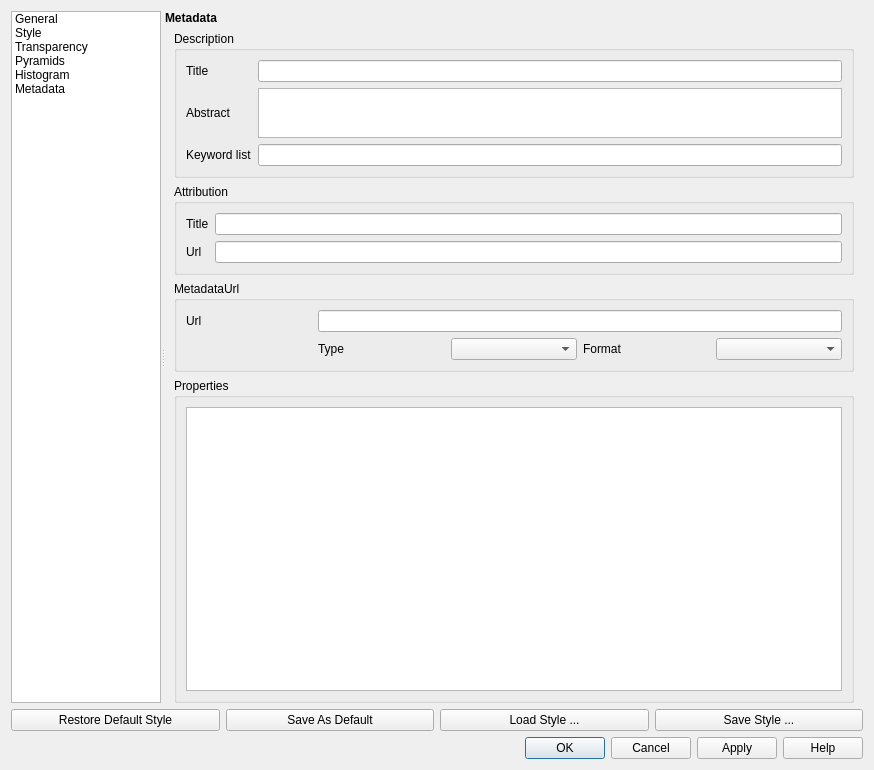
Before: the Qt Designer form src/ui/qgsrasterlayerpropertiesbase.ui in qgis/QGIS, drawn with Qt 5.
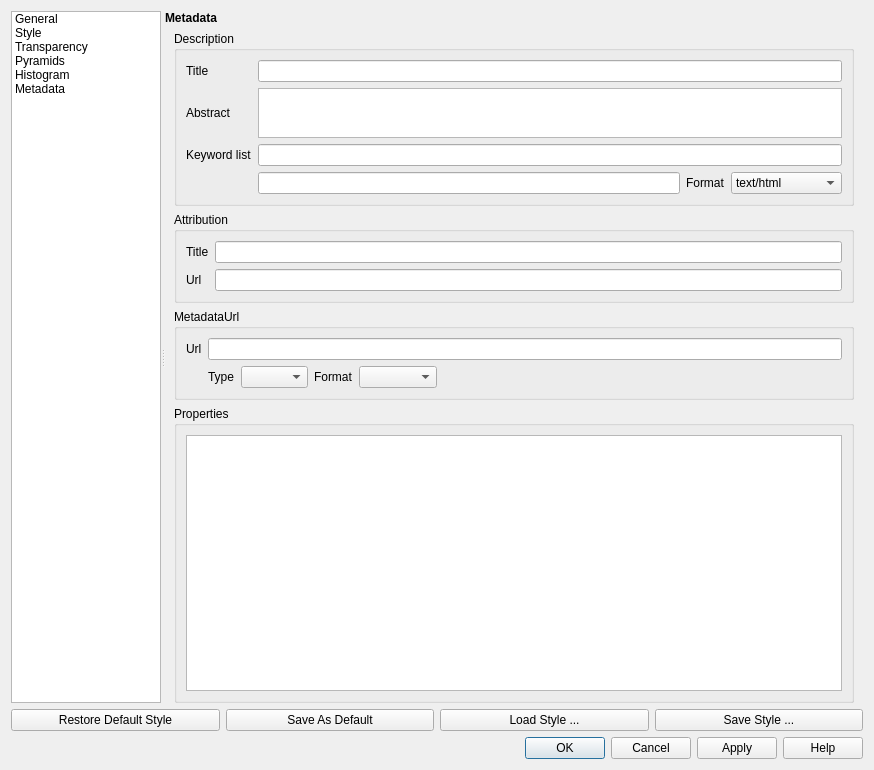
After: the same form once the commit is applied. The open tabs and pages were chosen to show the change. Icons and pictures are not drawn. Custom widgets are drawn as their Qt base class.

Commit message:
[FEATURE] Add DataUrl to layer's metadata
Like keyword list, attribution and metadata url, this information is
used by QGIS Server in WMS GetCapabilities and GetContext Request.
The user can add an url where he can find information about the layer.

The edit to the form file:
```diff
--- a/src/ui/qgsrasterlayerpropertiesbase.ui
+++ b/src/ui/qgsrasterlayerpropertiesbase.ui
@@ -1909,6 +1909,39 @@
                   <item row="5" column="1">
                    <widget class="QLineEdit" name="mLayerKeywordListLineEdit"/>
                   </item>
+                  <item row="6" column="1">
+                   <layout class="QHBoxLayout" name="horizontalLayout_7">
+                    <item>
+                     <widget class="QLineEdit" name="mLayerDataUrlLineEdit"/>
+                    </item>
+                    <item>
+                     <widget class="QLabel" name="mLayerDataUrlFormatLabel">
+                      <property name="text">
+                       <string>Format</string>
+                      </property>
+                     </widget>
+                    </item>
+                    <item>
+                     <widget class="QComboBox" name="mLayerDataUrlFormatComboBox">
+                      <item>
+                       <property name="text">
+                        <string notr="true">text/html</string>
+                       </property>
+                      </item>
+                      <item>
+                       <property name="text">
+                        <string notr="true">text/plain</string>
+                       </property>
+                      </item>
+                      <item>
+                       <property name="text">
+                        <string notr="true">application/pdf</string>
+                       </property>
+                      </item>
+                     </widget>
+                    </item>
+                   </layout>
+                  </item>
                  </layout>
                 </widget>
                </item>
@@ -1960,17 +1993,19 @@
                          </property>
                        </widget>
                      </item>
-                     <item row="0" column="1" colspan="4">
+                 <item row="0" column="1">
                        <widget class="QLineEdit" name="mLayerMetadataUrlLineEdit"/>
                      </item>
                      <item row="1" column="1">
+                  <layout class="QHBoxLayout" name="horizontalLayout_8">
+                   <item>
                        <widget class="QLabel" name="mLayerMetadataUrlTypeLabel">
                          <property name="text">
                            <string>Type</string>
                          </property>
                        </widget>
                      </item>
-                     <item row="1" column="2">
+                    <item>
                        <widget class="QComboBox" name="mLayerMetadataUrlTypeComboBox">
                          <item>
                            <property name="text">
@@ -1989,14 +2024,14 @@
                          </item>
                        </widget>
                      </item>
-                     <item row="1" column="3">
+                    <item>
                        <widget class="QLabel" name="mLayerMetadataUrlFormatLabel">
                          <property name="text">
                            <string>Format</string>
                          </property>
                        </widget>
                      </item>
-                     <item row="1" column="4">
+                    <item>
                        <widget class="QComboBox" name="mLayerMetadataUrlFormatComboBox">
                          <item>
                            <property name="text">
@@ -2014,6 +2049,21 @@
                            </property>
                          </item>
                        </widget>
+                    </item>
+                    <item>
+                     <spacer name="horizontalSpacer_4">
+                      <property name="orientation">
+                       <enum>Qt::Horizontal</enum>
+                      </property>
+                      <property name="sizeHint" stdset="0">
+                       <size>
+                        <width>40</width>
+                        <height>20</height>
+                       </size>
+                      </property>
+                     </spacer>
+                    </item>
+                   </layout>
                      </item>
                    </layout>
                  </widget>
```
Lines whose indentation alone changed are shown as unchanged. The commit also changes 6 other files.
